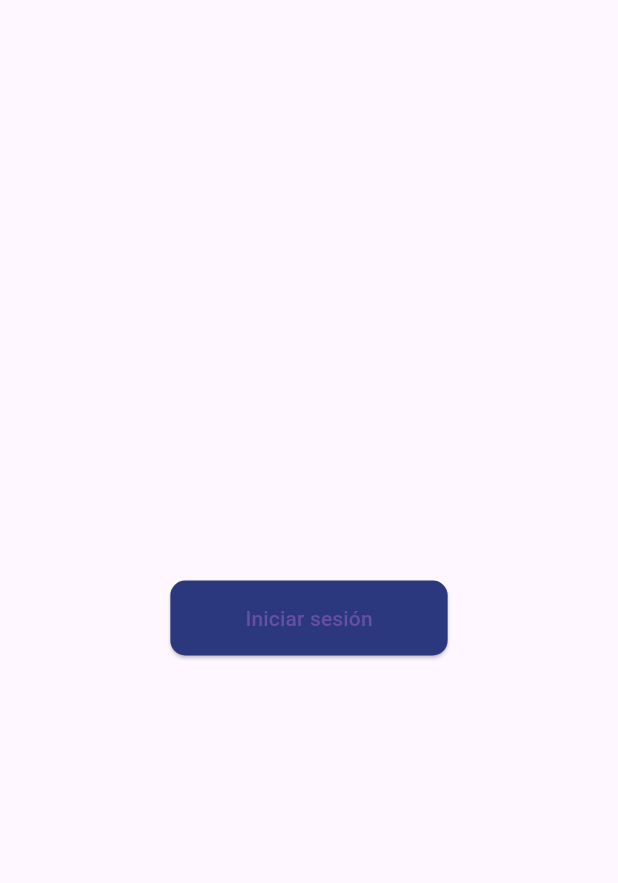
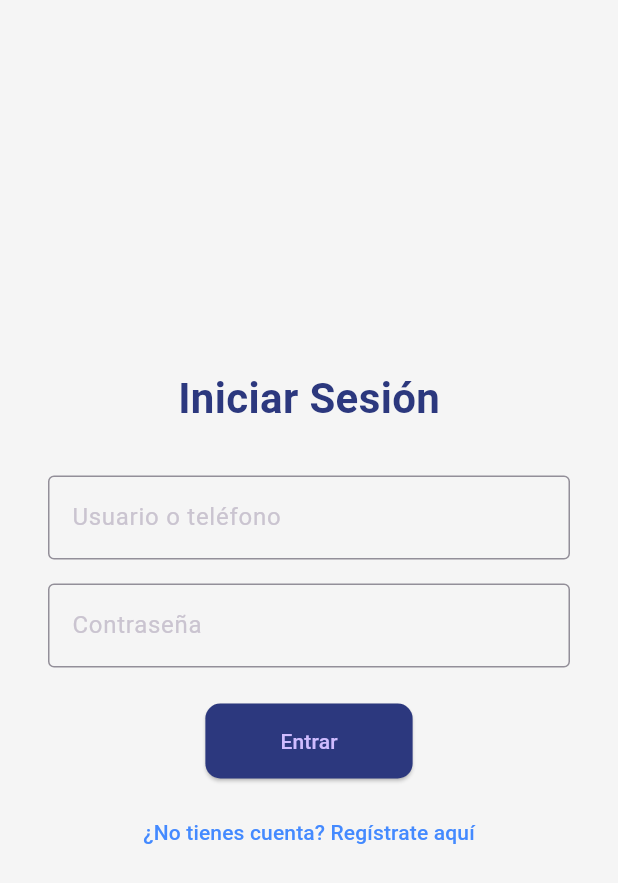
Before and after one commit to JulianOcon/App_Reproductor_Multiplataforma, a Flutter app: the screen it shows after launch, on a phone screen of 412 x 824 dp. Shown: the top 883 px of the screen. Run offline on Flutter 3.47's test engine with Material 3 defaults, Android fonts, the phone set to English and light mode, and no system bars; our stand-ins replace device_info_plus, shared_preferences.

Commit message:
login y registro

```diff
--- a/lib/main.dart
+++ b/lib/main.dart
@@ -1,18 +1,20 @@
 import 'package:flutter/material.dart';
 import 'screens/login_screen.dart';
-import 'theme/theme.dart';
 
 void main() {
-  runApp(MyApp());
+  runApp(const MyApp());
 }
 
 class MyApp extends StatelessWidget {
+  const MyApp({super.key});
+
   @override
   Widget build(BuildContext context) {
     return MaterialApp(
-      title: 'Reproductor de Videos',
-      theme: appTheme,
-      home: LoginScreen(), // Puedes cambiar esta referencia a otra pantalla después
+      title: 'Reproductor',
+      theme: ThemeData.dark(),
+      home: const LoginScreen(),
+      debugShowCheckedModeBanner: false,
     );
   }
 }
--- a/lib/screens/login_screen.dart
+++ b/lib/screens/login_screen.dart
@@ -1,23 +1,147 @@
 import 'package:flutter/material.dart';
-import 'package:app_reproductor_multiplataforma/theme/colors.dart'; // solo este
+import 'package:http/http.dart' as http;
+import 'dart:convert';
 
-class LoginScreen extends StatelessWidget {
+import '../theme/colors.dart';
+import '../utils/device_utils.dart';
+import 'register_screen.dart'; // 👈 Asegúrate que esta ruta sea correcta
+
+class LoginScreen extends StatefulWidget {
   const LoginScreen({super.key});
+
+  @override
+  _LoginScreenState createState() => _LoginScreenState();
+}
+
+class _LoginScreenState extends State<LoginScreen> {
+  final TextEditingController _usuarioController = TextEditingController();
+  final TextEditingController _contrasenaController = TextEditingController();
+  bool _isLoading = false;
+  String _errorMessage = '';
+
+  Future<void> _login() async {
+    setState(() {
+      _isLoading = true;
+      _errorMessage = '';
+    });
+
+    final usuario = _usuarioController.text.trim();
+    final contrasena = _contrasenaController.text.trim();
+    final dispositivoHash = await DeviceUtils.getDeviceHash();
+
+    try {
+      final response = await http.post(
+        Uri.parse('http://192.168.1.2:3000/api/login'),
+        headers: {
+          'Content-Type': 'application/json',
+        },
+        body: jsonEncode({
+          'usuario': usuario,
+          'contrasena': contrasena,
+          'dispositivo_hash': dispositivoHash,
+        }),
+      );
+
+      final data = json.decode(response.body);
+
+      if (response.statusCode == 200 && data['success'] == true) {
+        ScaffoldMessenger.of(context).showSnackBar(
+          SnackBar(content: Text('✅ Login exitoso: ${data['usuario']}')),
+        );
+        // Aquí puedes redirigir a otra pantalla si lo deseas
+      } else {
+        setState(() {
+          _errorMessage = data['mensaje'] ?? 'Error al iniciar sesión';
+        });
+      }
+    } catch (e) {
+      setState(() {
+        _errorMessage = '❌ Error de red o del servidor';
+      });
+    }
+
+    setState(() {
+      _isLoading = false;
+    });
+  }
 
   @override
   Widget build(BuildContext context) {
     return Scaffold(
+      backgroundColor: AppColors.background,
       body: Center(
-        child: ElevatedButton(
-          style: ElevatedButton.styleFrom(
-            backgroundColor: AppColors.primaryColor, // ✅ reemplaza 'primary'
-            padding: const EdgeInsets.symmetric(horizontal: 50, vertical: 15),
-            shape: RoundedRectangleBorder(
-              borderRadius: BorderRadius.circular(10),
+        child: Padding(
+          padding: const EdgeInsets.symmetric(horizontal: 32.0),
+          child: SingleChildScrollView(
+            child: Column(
+              mainAxisAlignment: MainAxisAlignment.center,
+              children: [
+                Text(
+                  'Iniciar Sesión',
+                  style: TextStyle(
+                    fontSize: 28.0,
+                    fontWeight: FontWeight.bold,
+                    color: AppColors.primaryColor,
+                  ),
+                ),
+                const SizedBox(height: 32.0),
+                TextField(
+                  controller: _usuarioController,
+                  keyboardType: TextInputType.text,
+                  decoration: const InputDecoration(
+                    labelText: 'Usuario o teléfono',
+                    border: OutlineInputBorder(),
+                  ),
+                ),
+                const SizedBox(height: 16.0),
+                TextField(
+                  controller: _contrasenaController,
+                  obscureText: true,
+                  decoration: const InputDecoration(
+                    labelText: 'Contraseña',
+                    border: OutlineInputBorder(),
+                  ),
+                ),
+                const SizedBox(height: 24.0),
+                _isLoading
+                    ? CircularProgressIndicator()
+                    : ElevatedButton(
+                        onPressed: _login,
+                        style: ElevatedButton.styleFrom(
+                          backgroundColor: AppColors.primaryColor,
+                          padding: const EdgeInsets.symmetric(
+                              horizontal: 50.0, vertical: 15.0),
+                          shape: RoundedRectangleBorder(
+                            borderRadius: BorderRadius.circular(10.0),
+                          ),
+                        ),
+                        child: const Text('Entrar'),
+                      ),
+                const SizedBox(height: 12.0),
+                TextButton(
+                  onPressed: () {
+                    Navigator.push(
+                      context,
+                      MaterialPageRoute(
+                        builder: (_) => const RegisterScreen(),
+                      ),
+                    );
+                  },
+                  child: const Text(
+                    '¿No tienes cuenta? Regístrate aquí',
+                    style: TextStyle(color: Colors.blueAccent),
+                  ),
+                ),
+                if (_errorMessage.isNotEmpty) ...[
+                  const SizedBox(height: 20.0),
+                  Text(
+                    _errorMessage,
+                    style: const TextStyle(color: Colors.red),
+                  ),
+                ]
+              ],
             ),
           ),
-          onPressed: () {},
-          child: const Text("Iniciar sesión"),
         ),
       ),
     );
--- a/lib/theme/colors.dart
+++ b/lib/theme/colors.dart
@@ -6,4 +6,5 @@ class AppColors {
   static const Color backgroundColor = Color(0xFFF5F5F5);
   static const Color textColor = Colors.white;
   static const Color buttonColor = Color(0xFF2C387E);
+  static const Color background = Color(0xFFF5F5F5);
 }
```
Also changed, not shown: lib/screens/register_screen.dart (added, +145 -0 lines), lib/services/api_service.dart (added, +64 -0 lines), lib/utils/device_utils.dart (added, +37 -0 lines), pubspec.yaml (+6 -1 lines), lib/models/mp3.dart (added), lib/models/usuario.dart (added), lib/models/video.dart (added), lib/screens/home_screen.dart (added), lib/screens/music_screen.dart (added), lib/screens/player/mp3_player_screen.dart (added), lib/screens/player/video_payer_screen.dart (added), lib/screens/video_screen.dart (added), lib/services/auth_service.dart (added), lib/services/device_service.dart (added), 3 more files, 2 other files.
